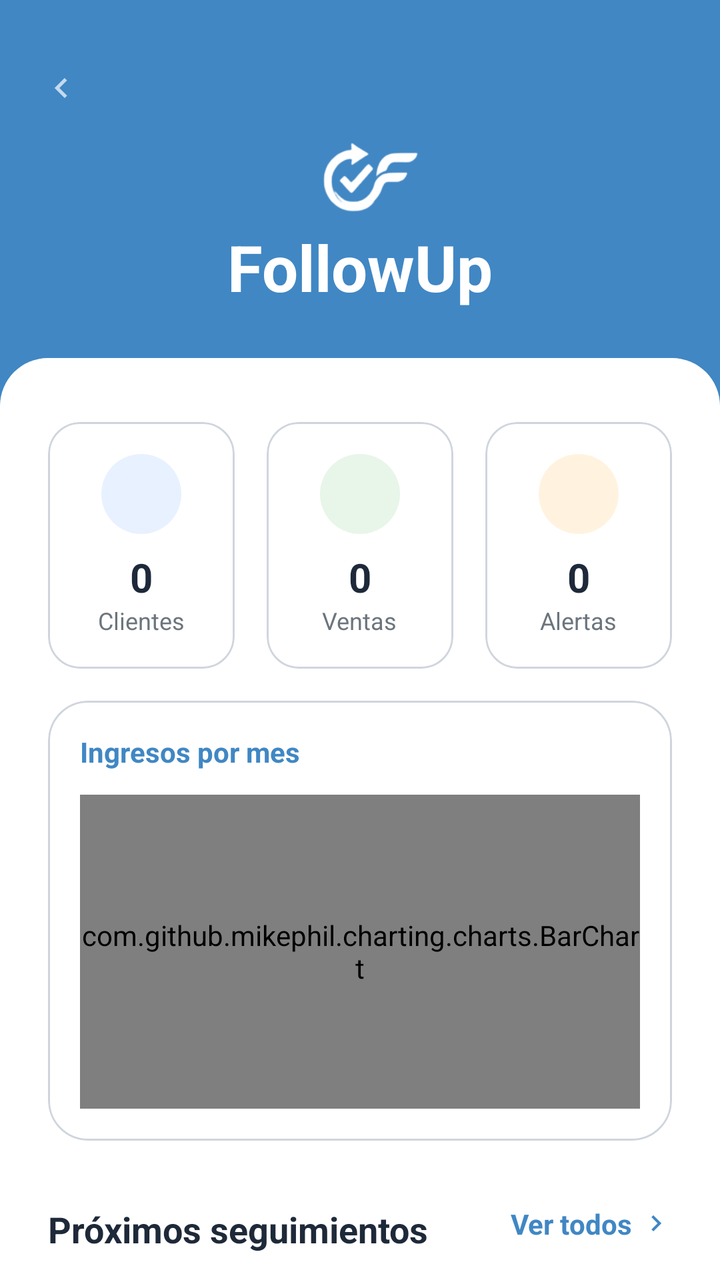
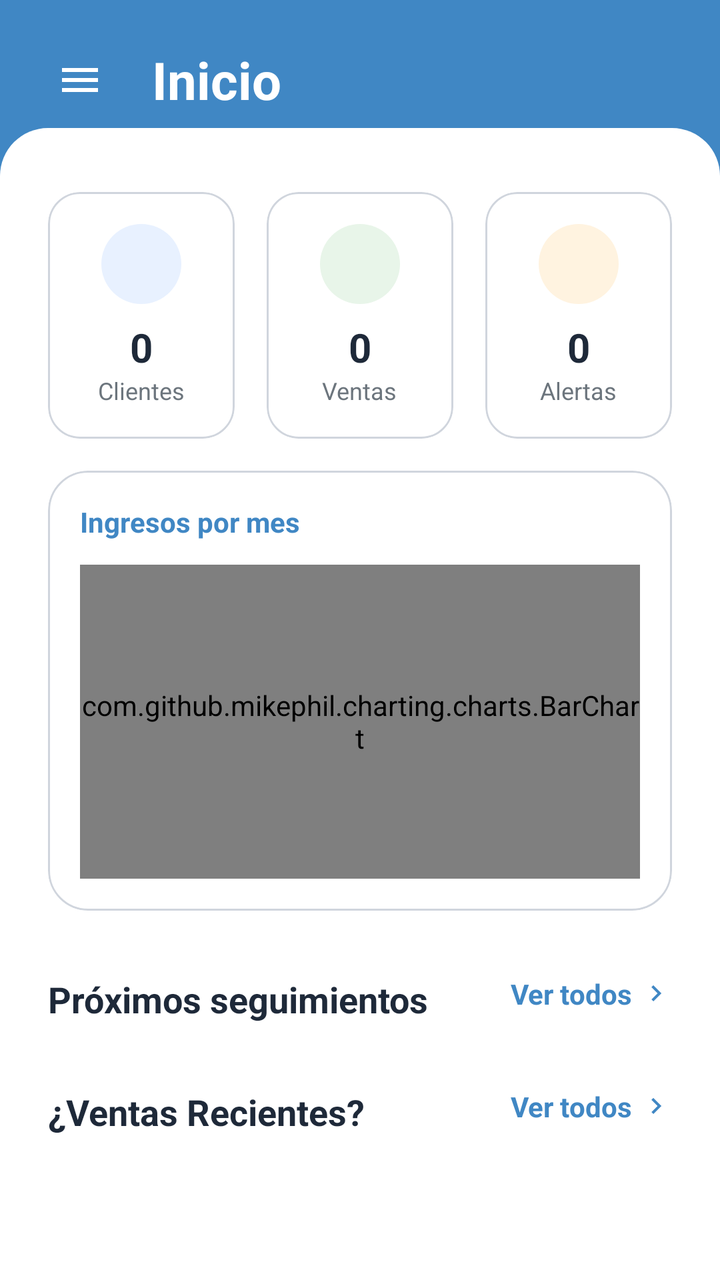

Compare the two renders of this Android layout. The source of the first and the diff that turns it into the second are given below.
<!-- AndroidManifest.xml: application theme Theme.FollowUp -->
<!-- res/layout/fragment_inicio.xml -->
<?xml version="1.0" encoding="utf-8"?>
<androidx.coordinatorlayout.widget.CoordinatorLayout xmlns:android="http://schemas.android.com/apk/res/android"
    xmlns:app="http://schemas.android.com/apk/res-auto"
    xmlns:tools="http://schemas.android.com/tools"
    android:layout_width="match_parent"
    android:layout_height="match_parent"
    android:background="@color/background_header"
    tools:context=".fragments.InicioFragment">

    <com.google.android.material.appbar.AppBarLayout
        android:id="@+id/appBarLayout"
        android:layout_width="match_parent"
        android:layout_height="wrap_content"
        android:background="@android:color/transparent"
        app:elevation="0dp">

        <androidx.constraintlayout.widget.ConstraintLayout
            android:layout_width="match_parent"
            android:layout_height="wrap_content"
            android:padding="24dp">

            <LinearLayout
                android:layout_width="wrap_content"
                android:layout_height="wrap_content"
                android:layout_marginStart="-12dp"
                android:alpha="0.7"
                android:gravity="center_vertical"
                android:orientation="horizontal"
                app:layout_constraintBottom_toBottomOf="parent"
                app:layout_constraintStart_toStartOf="parent"
                app:layout_constraintTop_toTopOf="parent">

                <View
                    android:layout_width="4dp"
                    android:layout_height="40dp"
                    android:background="@drawable/background_swipe_indicator" />

                <ImageView
                    android:layout_width="20dp"
                    android:layout_height="20dp"
                    android:layout_marginStart="4dp"
                    android:rotation="180"
                    android:src="@drawable/ic_right_arrow"
                    app:tint="@color/always_white" />
            </LinearLayout>

        </androidx.constraintlayout.widget.ConstraintLayout>

        <androidx.constraintlayout.widget.ConstraintLayout
            android:layout_width="match_parent"
            android:layout_height="wrap_content"
            android:padding="24dp">

            <TextView
                android:id="@+id/tv_saludo"
                android:layout_width="wrap_content"
                android:layout_height="wrap_content"
                android:text="FollowUp"
                android:textColor="@color/always_white"
                android:textSize="32sp"
                android:textStyle="bold"
                app:layout_constraintEnd_toEndOf="parent"
                app:layout_constraintStart_toStartOf="parent"
                app:layout_constraintTop_toBottomOf="@+id/imageView" />

        </androidx.constraintlayout.widget.ConstraintLayout>

    </com.google.android.material.appbar.AppBarLayout>

    <androidx.core.widget.NestedScrollView
        android:layout_width="match_parent"
        android:layout_height="match_parent"
        android:background="@drawable/background_content_top_rounded"
        app:layout_behavior="@string/appbar_scrolling_view_behavior">

        <LinearLayout
            android:layout_width="match_parent"
            android:layout_height="wrap_content"
            android:orientation="vertical"
            android:padding="16dp">

            
            <LinearLayout
                android:layout_width="match_parent"
                android:layout_height="wrap_content"
                android:orientation="horizontal"
                android:weightSum="3"
                android:layout_marginTop="8dp">

                <com.google.android.material.card.MaterialCardView
                    android:id="@+id/card_clientes"
                    android:layout_width="0dp"
                    android:layout_height="wrap_content"
                    android:layout_margin="8dp"
                    android:layout_weight="1"
                    app:cardCornerRadius="16dp"
                    app:cardElevation="0dp"
                    app:strokeWidth="1dp"
                    app:strokeColor="@color/surface_stroke"
                    app:cardBackgroundColor="@color/surface_primary">
                    <LinearLayout
                        android:layout_width="match_parent"
                        android:layout_height="wrap_content"
                        android:gravity="center"
                        android:orientation="vertical"
                        android:padding="16dp">
                        <View
                            android:layout_width="40dp"
                            android:layout_height="40dp"
                            android:background="@drawable/background_circle_light_blue"
                            android:foreground="@drawable/ic_person"
                            android:foregroundTint="@color/primary_blue"
                            android:foregroundGravity="center" />
                        <TextView
                            android:id="@+id/tv_count_clientes"
                            android:layout_width="wrap_content"
                            android:layout_height="wrap_content"
                            android:text="0"
                            android:textColor="@color/text_primary"
                            android:textSize="20sp"
                            android:textStyle="bold"
                            android:layout_marginTop="8dp" />
                        <TextView
                            android:layout_width="wrap_content"
                            android:layout_height="wrap_content"
                            android:text="Clientes"
                            android:textColor="@color/text_secondary"
                            android:textSize="12sp" />
                    </LinearLayout>
                </com.google.android.material.card.MaterialCardView>

                <com.google.android.material.card.MaterialCardView
                    android:id="@+id/card_ventas"
                    android:layout_width="0dp"
                    android:layout_height="wrap_content"
                    android:layout_margin="8dp"
                    android:layout_weight="1"
                    app:cardCornerRadius="16dp"
                    app:cardElevation="0dp"
                    app:strokeWidth="1dp"
                    app:strokeColor="@color/surface_stroke"
                    app:cardBackgroundColor="@color/surface_primary">
                    <LinearLayout
                        android:layout_width="match_parent"
                        android:layout_height="wrap_content"
                        android:gravity="center"
                        android:orientation="vertical"
                        android:padding="16dp">
                        <View
                            android:layout_width="40dp"
                            android:layout_height="40dp"
                            android:background="@drawable/background_circle_light_green"
                            android:foreground="@drawable/ic_ventas"
                            android:foregroundTint="@color/chart_venta_icon"
                            android:foregroundGravity="center" />
                        <TextView
                            android:id="@+id/tv_count_ventas"
                            android:layout_width="wrap_content"
                            android:layout_height="wrap_content"
                            android:text="0"
                            android:textColor="@color/text_primary"
                            android:textSize="20sp"
                            android:textStyle="bold"
                            android:layout_marginTop="8dp" />
                        <TextView
                            android:layout_width="wrap_content"
                            android:layout_height="wrap_content"
                            android:text="Ventas"
                            android:textColor="@color/text_secondary"
                            android:textSize="12sp" />
                    </LinearLayout>
                </com.google.android.material.card.MaterialCardView>

                <com.google.android.material.card.MaterialCardView
                    android:layout_width="0dp"
                    android:layout_height="wrap_content"
                    android:layout_margin="8dp"
                    android:layout_weight="1"
                    app:cardCornerRadius="16dp"
                    app:cardElevation="0dp"
                    app:strokeWidth="1dp"
                    app:strokeColor="@color/surface_stroke"
                    app:cardBackgroundColor="@color/surface_primary">
                    <LinearLayout
                        android:layout_width="match_parent"
                        android:layout_height="wrap_content"
                        android:gravity="center"
                        android:orientation="vertical"
                        android:padding="16dp">
                        <View
                            android:layout_width="40dp"
                            android:layout_height="40dp"
                            android:background="@drawable/background_circle_light_orange"
                            android:foreground="@android:drawable/ic_popup_reminder"
                            android:foregroundTint="@color/chart_seguimiento_icon"
                            android:foregroundGravity="center" />
                        <TextView
                            android:id="@+id/tv_count_alertas"
                            android:layout_width="wrap_content"
                            android:layout_height="wrap_content"
                            android:text="0"
                            android:textColor="@color/text_primary"
                            android:textSize="20sp"
                            android:textStyle="bold"
                            android:layout_marginTop="8dp" />
                        <TextView
                            android:layout_width="wrap_content"
                            android:layout_height="wrap_content"
                            android:text="Alertas"
                            android:textColor="@color/text_secondary"
                            android:textSize="12sp" />
                    </LinearLayout>
                </com.google.android.material.card.MaterialCardView>

            </LinearLayout>

            
            <com.google.android.material.card.MaterialCardView
                android:layout_width="match_parent"
                android:layout_height="220dp"
                android:layout_margin="8dp"
                app:cardCornerRadius="20dp"
                app:cardElevation="0dp"
                app:strokeWidth="1dp"
                app:strokeColor="@color/surface_stroke"
                app:cardBackgroundColor="@color/surface_primary">
                <LinearLayout
                    android:layout_width="match_parent"
                    android:layout_height="match_parent"
                    android:orientation="vertical"
                    android:padding="16dp">
                    <TextView
                        android:layout_width="wrap_content"
                        android:layout_height="wrap_content"
                        android:text="Ingresos por mes"
                        android:textColor="@color/primary_blue"
                        android:textSize="14sp"
                        android:textStyle="bold"
                        android:layout_marginBottom="12dp" />
                    <com.github.mikephil.charting.charts.BarChart
                        android:id="@+id/barChart"
                        android:layout_width="match_parent"
                        android:layout_height="match_parent" />
                </LinearLayout>
            </com.google.android.material.card.MaterialCardView>

            
            <RelativeLayout
                android:layout_width="match_parent"
                android:layout_height="wrap_content"
                android:layout_marginTop="24dp"
                android:layout_marginHorizontal="8dp">
                <TextView
                    android:layout_width="wrap_content"
                    android:layout_height="wrap_content"
                    android:text="Próximos seguimientos"
                    android:textColor="@color/text_primary"
                    android:textSize="18sp"
                    android:textStyle="bold" />
                <LinearLayout
                    android:id="@+id/layoutToggle_Seguimientos"
                    android:layout_width="wrap_content"
                    android:layout_height="wrap_content"
                    android:layout_alignParentEnd="true"
                    android:gravity="center_vertical"
                    android:clickable="true"
                    android:focusable="true">
                    <TextView
                        android:id="@+id/tvToggle_Seguimientos"
                        android:layout_width="wrap_content"
                        android:layout_height="wrap_content"
                        android:text="Ver todos"
                        android:textColor="@color/primary_blue"
                        android:textSize="14sp"
                        android:textStyle="bold" />
                    <ImageView
                        android:id="@+id/ivToggle_Seguimientos"
                        android:layout_width="16dp"
                        android:layout_height="16dp"
                        android:src="@drawable/ic_right_arrow"
                        android:layout_marginStart="4dp"
                        app:tint="@color/primary_blue" />
                </LinearLayout>
            </RelativeLayout>

            <androidx.recyclerview.widget.RecyclerView
                android:id="@+id/rv_seguimientos"
                android:layout_width="match_parent"
                android:layout_height="wrap_content"
                android:layout_marginTop="8dp"
                android:nestedScrollingEnabled="false"
                tools:listitem="@layout/item_seguimiento_home" />

            
            <RelativeLayout
                android:layout_width="match_parent"
                android:layout_height="wrap_content"
                android:layout_marginTop="24dp"
                android:layout_marginHorizontal="8dp">
                <TextView
                    android:layout_width="wrap_content"
                    android:layout_height="wrap_content"
                    android:text="¿Ventas Recientes?"
                    android:textColor="@color/text_primary"
                    android:textSize="18sp"
                    android:textStyle="bold" />
                <LinearLayout
                    android:id="@+id/layoutToggle_VentasRec"
                    android:layout_width="wrap_content"
                    android:layout_height="wrap_content"
                    android:layout_alignParentEnd="true"
                    android:gravity="center_vertical"
                    android:clickable="true"
                    android:focusable="true">
                    <TextView
                        android:id="@+id/tvToggle_VentasRec"
                        android:layout_width="wrap_content"
                        android:layout_height="wrap_content"
                        android:text="Ver todos"
                        android:textColor="@color/primary_blue"
                        android:textSize="14sp"
                        android:textStyle="bold" />
                    <ImageView
                        android:id="@+id/ivToggle_VentasRec"
                        android:layout_width="16dp"
                        android:layout_height="16dp"
                        android:src="@drawable/ic_right_arrow"
                        android:layout_marginStart="4dp"
                        app:tint="@color/primary_blue" />
                </LinearLayout>
            </RelativeLayout>

            <androidx.recyclerview.widget.RecyclerView
                android:id="@+id/rv_ventas_recientes"
                android:layout_width="match_parent"
                android:layout_height="wrap_content"
                android:layout_marginTop="8dp"
                android:nestedScrollingEnabled="false"
                tools:listitem="@layout/item_seguimiento_home" />

            <View
                android:layout_width="match_parent"
                android:layout_height="80dp" />

        </LinearLayout>
    </androidx.core.widget.NestedScrollView>

    <ImageView
        android:id="@+id/imageView"
        android:layout_width="64dp"
        android:layout_height="64dp"
        android:src="@mipmap/logo"
        app:layout_anchor="@+id/appBarLayout"
        app:layout_anchorGravity="center"
        app:tint="@color/always_white" />

</androidx.coordinatorlayout.widget.CoordinatorLayout>
<!-- res/layout/item_seguimiento_home.xml (included above) -->
<?xml version="1.0" encoding="utf-8"?>
<com.google.android.material.card.MaterialCardView xmlns:android="http://schemas.android.com/apk/res/android"
    xmlns:app="http://schemas.android.com/apk/res-auto"
    android:layout_width="match_parent"
    android:layout_height="wrap_content"
    android:layout_marginHorizontal="8dp"
    android:layout_marginVertical="4dp"
    app:cardCornerRadius="16dp"
    app:cardElevation="0dp"
    app:strokeWidth="1dp"
    app:strokeColor="@color/surface_stroke"
    app:cardBackgroundColor="@color/surface_primary">

    <androidx.constraintlayout.widget.ConstraintLayout
        android:layout_width="match_parent"
        android:layout_height="wrap_content"
        android:padding="12dp">

        <View
            android:id="@+id/view_icon_bg"
            android:layout_width="40dp"
            android:layout_height="40dp"
            android:background="@drawable/background_circle_light_orange"
            app:layout_constraintBottom_toBottomOf="parent"
            app:layout_constraintStart_toStartOf="parent"
            app:layout_constraintTop_toTopOf="parent" />

        <ImageView
            android:id="@+id/iv_icon"
            android:layout_width="20dp"
            android:layout_height="20dp"
            android:src="@android:drawable/ic_menu_recent_history"
            app:tint="@color/chart_seguimiento_icon"
            app:layout_constraintBottom_toBottomOf="@id/view_icon_bg"
            app:layout_constraintEnd_toEndOf="@id/view_icon_bg"
            app:layout_constraintStart_toStartOf="@id/view_icon_bg"
            app:layout_constraintTop_toTopOf="@id/view_icon_bg" />

        <TextView
            android:id="@+id/tv_cliente_nombre"
            android:layout_width="0dp"
            android:layout_height="wrap_content"
            android:layout_marginStart="12dp"
            android:text="Cliente"
            android:textColor="@color/text_primary"
            android:textSize="14sp"
            android:textStyle="bold"
            app:layout_constraintEnd_toStartOf="@+id/tv_fecha"
            app:layout_constraintStart_toEndOf="@id/view_icon_bg"
            app:layout_constraintTop_toTopOf="parent" />

        <TextView
            android:id="@+id/tv_producto_nombre"
            android:layout_width="0dp"
            android:layout_height="wrap_content"
            android:layout_marginStart="12dp"
            android:text="Nombre Producto"
            android:textColor="@color/text_secondary"
            android:textSize="12sp"
            app:layout_constraintEnd_toStartOf="@+id/tv_hora"
            app:layout_constraintStart_toEndOf="@id/view_icon_bg"
            app:layout_constraintTop_toBottomOf="@id/tv_cliente_nombre" />

        <TextView
            android:id="@+id/tv_fecha"
            android:layout_width="wrap_content"
            android:layout_height="wrap_content"
            android:text="06-mar"
            android:textColor="@color/text_primary"
            android:textSize="14sp"
            android:textStyle="bold"
            app:layout_constraintEnd_toEndOf="parent"
            app:layout_constraintTop_toTopOf="parent" />

        <TextView
            android:id="@+id/tv_hora"
            android:layout_width="wrap_content"
            android:layout_height="wrap_content"
            android:text="10:00"
            android:textColor="@color/text_secondary"
            android:textSize="12sp"
            app:layout_constraintEnd_toEndOf="parent"
            app:layout_constraintTop_toBottomOf="@id/tv_fecha" />

    </androidx.constraintlayout.widget.ConstraintLayout>
</com.google.android.material.card.MaterialCardView>
<!-- resources referenced by this layout -->
<resources>
  <color name="always_white">#FFFFFF</color>
  <color name="background_header">@color/primary_blue</color>
  <color name="chart_seguimiento_icon">#FFF2994A</color>
  <color name="chart_venta_icon">#FF27AE60</color>
  <color name="primary_blue">#FF4087C4</color>
  <color name="surface_primary">#FFFFFFFF</color>
  <color name="surface_stroke">#FFD0D5DD</color>
  <color name="text_primary">#FF1E2939</color>
  <color name="text_secondary">#FF6C757D</color>
  <!-- drawable background_circle_light_blue (drawable) -->
  <?xml version="1.0" encoding="utf-8"?>
  <shape xmlns:android="http://schemas.android.com/apk/res/android"
      android:shape="oval">
      <solid android:color="#E8F1FF" />
  </shape>
  <!-- drawable background_circle_light_green (drawable) -->
  <?xml version="1.0" encoding="utf-8"?>
  <shape xmlns:android="http://schemas.android.com/apk/res/android"
      android:shape="oval">
      <solid android:color="#E8F5E9" />
  </shape>
  <!-- drawable background_circle_light_orange (drawable) -->
  <?xml version="1.0" encoding="utf-8"?>
  <shape xmlns:android="http://schemas.android.com/apk/res/android"
      android:shape="oval">
      <solid android:color="#FFF3E0" />
  </shape>
  <!-- drawable background_content_top_rounded (drawable) -->
  <?xml version="1.0" encoding="utf-8"?>
  <shape xmlns:android="http://schemas.android.com/apk/res/android"
      android:shape="rectangle">
      <solid android:color="@color/surface_secondary" />
      <corners
          android:topLeftRadius="24dp"
          android:topRightRadius="24dp" />
  </shape>
  <!-- drawable background_swipe_indicator (drawable) -->
  <?xml version="1.0" encoding="utf-8"?>
  <shape xmlns:android="http://schemas.android.com/apk/res/android">
      <solid android:color="@color/always_white"/>
      <corners android:radius="10dp"/>
  </shape>
  <!-- drawable ic_person (drawable) -->
  <vector xmlns:android="http://schemas.android.com/apk/res/android" android:height="24dp" android:tint="#4087C4" android:viewportHeight="24" android:viewportWidth="24" android:width="24dp">
        
      <path android:fillColor="@android:color/white" android:pathData="M12,12c2.21,0 4,-1.79 4,-4s-1.79,-4 -4,-4 -4,1.79 -4,4 1.79,4 4,4zM12,14c-2.67,0 -8,1.34 -8,4v2h16v-2c0,-2.66 -5.33,-4 -8,-4z"/>
      
  </vector>
  <!-- drawable ic_right_arrow (drawable) -->
  <vector xmlns:android="http://schemas.android.com/apk/res/android" android:autoMirrored="true" android:height="24dp" android:tint="#777780" android:viewportHeight="24" android:viewportWidth="24" android:width="24dp">
        
      <path android:fillColor="@android:color/white" android:pathData="M8.59,16.59L13.17,12 8.59,7.41 10,6l6,6 -6,6 -1.41,-1.41z"/>
      
  </vector>
  <!-- mipmap logo: png bitmap (mipmap-hdpi, 4698 bytes) -->
  <style name="Theme.FollowUp" parent="Theme.MaterialComponents.DayNight.NoActionBar">
          <item name="colorPrimary">@color/primary_blue</item>
          <item name="colorPrimaryVariant">@color/primary_blue</item>
          <item name="colorOnPrimary">@color/white</item>
          <item name="android:windowBackground">@color/surface_primary</item>
          <item name="android:textColorPrimary">@color/text_primary</item>
          <item name="android:textColorSecondary">@color/text_secondary</item>
          <item name="android:textColorHint">@color/text_hint</item>
          <item name="boxStrokeColor">@color/primary_blue</item>
          <item name="materialAlertDialogTheme">@style/ThemeOverlay.FollowUp.Dialog</item>
      </style>
  <color name="surface_secondary">#FFFFFFFF</color>
  <color name="white">#FFFFFFFF</color>
  <color name="text_hint">#FF999999</color>
  <style name="ThemeOverlay.FollowUp.Dialog" parent="ThemeOverlay.MaterialComponents.MaterialAlertDialog">
          <item name="android:background">@color/surface_primary</item>
      </style>
  <!-- unchanged entries left out for length: 1 -->
</resources>

<!-- the commit's change to res/layout/fragment_inicio.xml (unified diff, before → after) -->
@@ -1,71 +1,58 @@
 <?xml version="1.0" encoding="utf-8"?>
-<androidx.coordinatorlayout.widget.CoordinatorLayout xmlns:android="http://schemas.android.com/apk/res/android"
-    xmlns:app="http://schemas.android.com/apk/res-auto"
-    xmlns:tools="http://schemas.android.com/tools"
-    android:layout_width="match_parent"
-    android:layout_height="match_parent"
-    android:background="@color/background_header"
-    tools:context=".fragments.InicioFragment">
-
-    <com.google.android.material.appbar.AppBarLayout
-        android:id="@+id/appBarLayout"
+    <androidx.coordinatorlayout.widget.CoordinatorLayout
+        xmlns:android="http://schemas.android.com/apk/res/android"
+        xmlns:app="http://schemas.android.com/apk/res-auto"
+        xmlns:tools="http://schemas.android.com/tools"
         android:layout_width="match_parent"
-        android:layout_height="wrap_content"
-        android:background="@android:color/transparent"
-        app:elevation="0dp">
-
-        <androidx.constraintlayout.widget.ConstraintLayout
+        android:layout_height="match_parent"
+        android:background="@color/background_header"
+        tools:context=".fragments.InicioFragment">
+
+        <com.google.android.material.appbar.AppBarLayout
+            android:id="@+id/appBarLayout"
             android:layout_width="match_parent"
             android:layout_height="wrap_content"
-            android:padding="24dp">
-
-            <LinearLayout
-                android:layout_width="wrap_content"
-                android:layout_height="wrap_content"
-                android:layout_marginStart="-12dp"
-                android:alpha="0.7"
-                android:gravity="center_vertical"
-                android:orientation="horizontal"
-                app:layout_constraintBottom_toBottomOf="parent"
-                app:layout_constraintStart_toStartOf="parent"
-                app:layout_constraintTop_toTopOf="parent">
-
-                <View
-                    android:layout_width="4dp"
-                    android:layout_height="40dp"
-                    android:background="@drawable/background_swipe_indicator" />
-
-                <ImageView
-                    android:layout_width="20dp"
-                    android:layout_height="20dp"
-                    android:layout_marginStart="4dp"
-                    android:rotation="180"
-                    android:src="@drawable/ic_right_arrow"
+            android:background="@android:color/transparent"
+            app:elevation="0dp">
+
+            <androidx.constraintlayout.widget.ConstraintLayout
+                android:layout_width="match_parent"
+                android:layout_height="wrap_content"
+                android:paddingStart="16dp"
+                android:paddingTop="16dp"
+                android:paddingEnd="24dp">
+
+                
+                <ImageButton
+                    android:id="@+id/btnMenu"
+                    android:layout_width="48dp"
+                    android:layout_height="48dp"
+                    android:background="?attr/selectableItemBackgroundBorderless"
+                    android:src="@drawable/ic_menu"
+                    android:contentDescription="@string/abrir_menu"
+                    app:layout_constraintStart_toStartOf="parent"
+                    app:layout_constraintTop_toTopOf="parent"
                     app:tint="@color/always_white" />
-            </LinearLayout>
-
-        </androidx.constraintlayout.widget.ConstraintLayout>
-
-        <androidx.constraintlayout.widget.ConstraintLayout
-            android:layout_width="match_parent"
-            android:layout_height="wrap_content"
-            android:padding="24dp">
-
-            <TextView
-                android:id="@+id/tv_saludo"
-                android:layout_width="wrap_content"
-                android:layout_height="wrap_content"
-                android:text="FollowUp"
-                android:textColor="@color/always_white"
-                android:textSize="32sp"
-                android:textStyle="bold"
-                app:layout_constraintEnd_toEndOf="parent"
-                app:layout_constraintStart_toStartOf="parent"
-                app:layout_constraintTop_toBottomOf="@+id/imageView" />
-
-        </androidx.constraintlayout.widget.ConstraintLayout>
-
-    </com.google.android.material.appbar.AppBarLayout>
+
+                
+                <TextView
+                    android:id="@+id/tv_saludo"
+                    android:layout_width="0dp"
+                    android:layout_height="48dp"
+                    android:layout_marginStart="12dp"
+                    android:gravity="center_vertical|start"
+                    android:text="@string/inicio"
+                    android:textColor="@color/always_white"
+                    android:textSize="26sp"
+                    android:textStyle="bold"
+                    app:layout_constraintBottom_toBottomOf="@id/btnMenu"
+                    app:layout_constraintEnd_toEndOf="parent"
+                    app:layout_constraintStart_toEndOf="@+id/btnMenu"
+                    app:layout_constraintTop_toTopOf="@id/btnMenu" />
+
+            </androidx.constraintlayout.widget.ConstraintLayout>
+
+        </com.google.android.material.appbar.AppBarLayout>
 
     <androidx.core.widget.NestedScrollView
         android:layout_width="match_parent"
@@ -345,15 +332,6 @@
         </LinearLayout>
     </androidx.core.widget.NestedScrollView>
 
-    <ImageView
-        android:id="@+id/imageView"
-        android:layout_width="64dp"
-        android:layout_height="64dp"
-        android:src="@mipmap/logo"
-        app:layout_anchor="@+id/appBarLayout"
-        app:layout_anchorGravity="center"
-        app:tint="@color/always_white" />
-
 </androidx.coordinatorlayout.widget.CoordinatorLayout>
 <!-- res/layout/item_seguimiento_home.xml (included above) -->
 <?xml version="1.0" encoding="utf-8"?>
<!-- resource entries referenced after the edit -->
@@ -36,12 +36,12 @@
           android:topLeftRadius="24dp"
           android:topRightRadius="24dp" />
   </shape>
-  <!-- drawable background_swipe_indicator (drawable) -->
-  <?xml version="1.0" encoding="utf-8"?>
-  <shape xmlns:android="http://schemas.android.com/apk/res/android">
-      <solid android:color="@color/always_white"/>
-      <corners android:radius="10dp"/>
-  </shape>
+  <!-- drawable ic_menu (drawable) -->
+  <vector xmlns:android="http://schemas.android.com/apk/res/android" android:height="24dp" android:tint="#000000" android:viewportHeight="960" android:viewportWidth="960" android:width="24dp">
+        
+      <path android:fillColor="@android:color/white" android:pathData="M120,720L120,640L840,640L840,720L120,720ZM120,520L120,440L840,440L840,520L120,520ZM120,320L120,240L840,240L840,320L120,320Z"/>
+      
+  </vector>
   <!-- drawable ic_person (drawable) -->
   <vector xmlns:android="http://schemas.android.com/apk/res/android" android:height="24dp" android:tint="#4087C4" android:viewportHeight="24" android:viewportWidth="24" android:width="24dp">
         
@@ -54,7 +54,8 @@
       <path android:fillColor="@android:color/white" android:pathData="M8.59,16.59L13.17,12 8.59,7.41 10,6l6,6 -6,6 -1.41,-1.41z"/>
       
   </vector>
-  <!-- mipmap logo: png bitmap (mipmap-hdpi, 4698 bytes) -->
+  <string name="abrir_menu">Abrir menú</string>
+  <string name="inicio">Inicio</string>
   <style name="Theme.FollowUp" parent="Theme.MaterialComponents.DayNight.NoActionBar">
           <item name="colorPrimary">@color/primary_blue</item>
           <item name="colorPrimaryVariant">@color/primary_blue</item>
